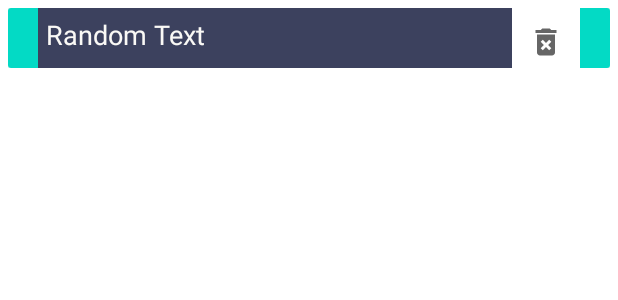
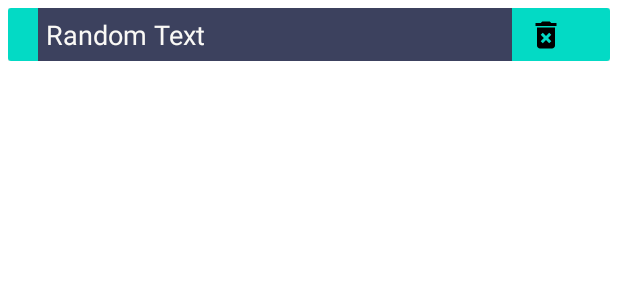
Before and after one commit to Aikagra/CreatechProject, an Android app: the layout item_message.xml on its own in the app's theme, with its tools: preview values and no code run, on a phone screen of 412 x 824 dp. Shown: the top 300 px of the screen. Run offline under Robolectric (Android 15) with nearby library versions, the phone set to English and light mode, and no system bars.

```diff
--- a/app/src/main/res/layout/activity_group_chat.xml
+++ b/app/src/main/res/layout/activity_group_chat.xml
@@ -32,7 +32,7 @@
         <LinearLayout
             android:layout_width="match_parent"
             android:layout_height="wrap_content"
-            android:background="#6C7174"
+            android:background="@color/black"
             android:orientation="horizontal">
 
             <EditText
@@ -40,17 +40,18 @@
                 android:layout_width="match_parent"
                 android:layout_height="wrap_content"
                 android:layout_weight="1"
+                android:background="@color/black"
+                android:hint="Enter Message"
                 android:textColor="#F5F5F5"
-                android:background="#6C7174"
-                android:hint="Enter Message"/>
+                android:textColorHint="@color/offwhite" />
 
             <ImageButton
+                android:id="@+id/btnSend"
                 android:layout_width="45dp"
                 android:layout_height="45dp"
+
                 android:background="#6C7174"
-
-                android:id="@+id/btnSend"
-                android:src="@drawable/ic_send"/>
+                android:src="@drawable/ic_send" />
 
 
         </LinearLayout>
--- a/app/src/main/res/layout/item_message.xml
+++ b/app/src/main/res/layout/item_message.xml
@@ -17,37 +17,30 @@
             <LinearLayout
                 android:id="@+id/l1Message"
                 android:layout_width="match_parent"
-                android:layout_height="40dp"
-                android:paddingHorizontal="20dp"
+                android:layout_height="wrap_content"
                 android:background="@color/teal_200"
-                android:orientation="horizontal">
+                android:orientation="horizontal"
+                android:paddingHorizontal="20dp">
 
                 <TextView
                     android:id="@+id/tvTitle"
                     android:layout_width="match_parent"
-                    android:layout_height="45dp"
-                    android:textColor="@color/offwhite"
-                    android:textSize="18sp"
-                    android:text="Random Text"
+                    android:layout_height="wrap_content"
+                    android:layout_weight="1"
                     android:background="#3c415e"
                     android:padding="5dp"
-                    android:layout_weight="1"
-                    />
+                    android:text="Random Text"
+                    android:textColor="@color/offwhite"
+                    android:textSize="18sp" />
 
 
-
-                <ImageButton
+                <androidx.appcompat.widget.AppCompatImageButton
                     android:id="@+id/ibDelete"
                     android:layout_width="45dp"
-                    android:layout_height="45dp"
-                    android:background="@color/white"
-                    android:src="@drawable/ic_delete"
-                    />
-
-
-
-
-
+                    android:layout_height="match_parent"
+                    style="@style/Widget.AppCompat.ActionButton"
+                    android:tint="@color/black"
+                    android:src="@drawable/ic_delete" />
 
 
             </LinearLayout>
```
